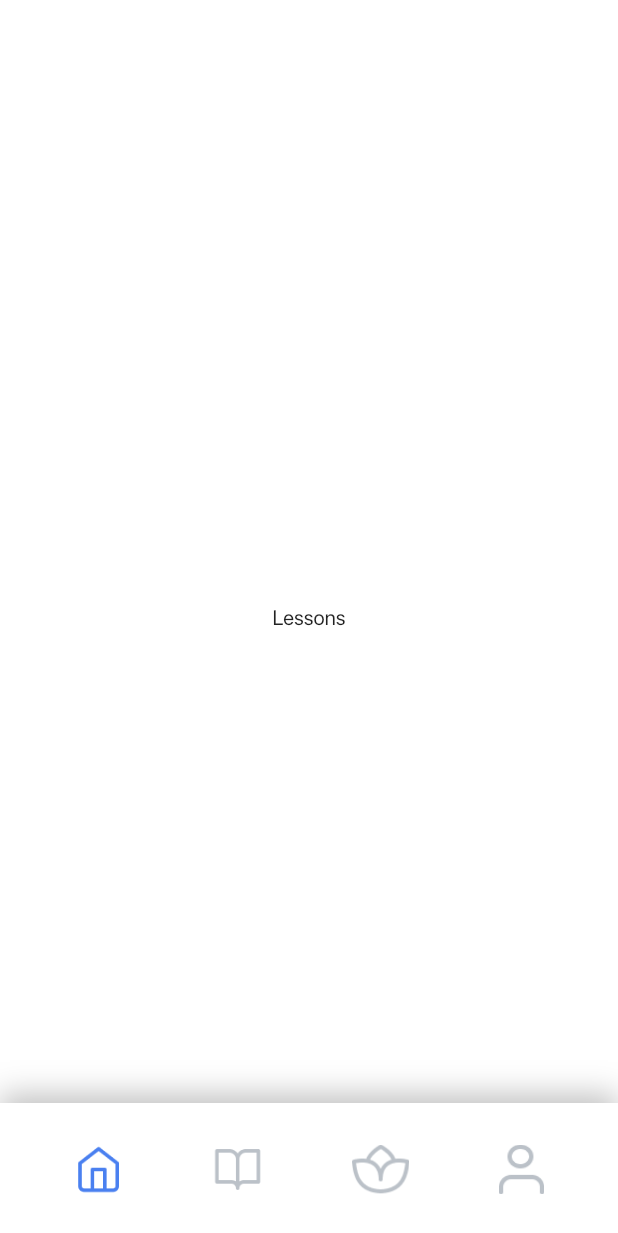
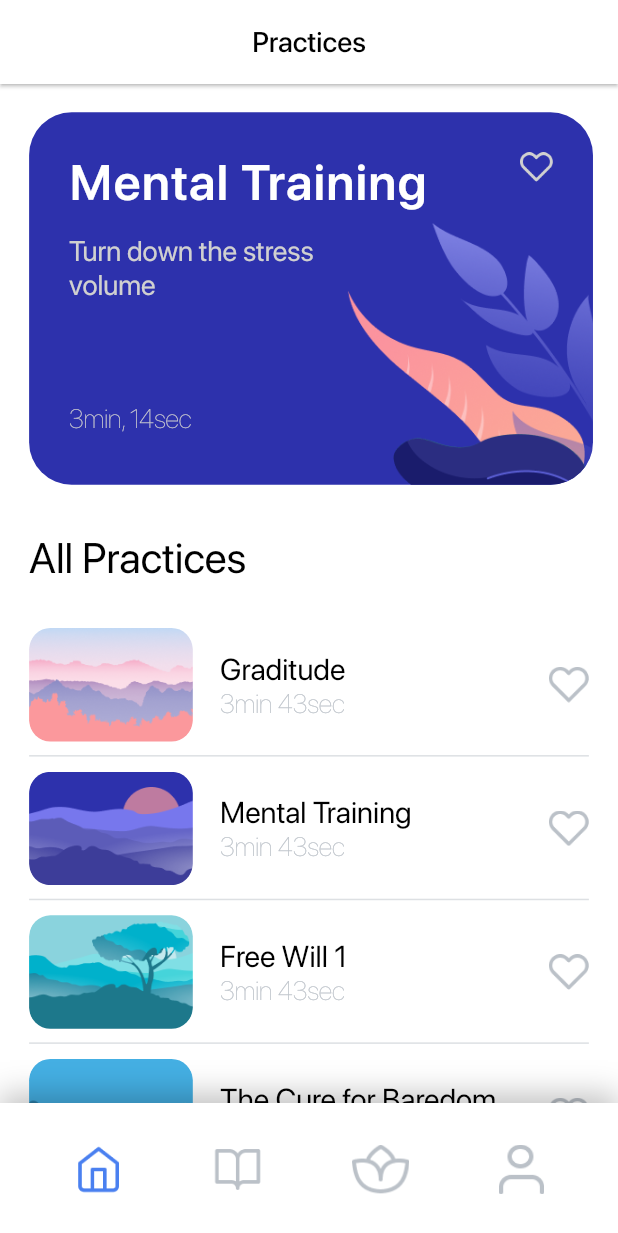
Before and after one commit to serdarpolat/flutter_meditation_app, a Flutter app: the screen it shows after launch, swiped to page 2, on a phone screen of 412 x 824 dp. Shown: the top 1233 px of the screen. Run offline on Flutter 3.47's test engine with Material 2 defaults, Android fonts, the light colour scheme and no system bars; project files that could hold a hidden picture were left out.

Commit message:
screens & practice page

```diff
--- a/lib/main.dart
+++ b/lib/main.dart
@@ -23,6 +23,7 @@ class MyApp extends StatelessWidget {
       providers: [
         ChangeNotifierProvider(create: (_) => PagesState()),
         ChangeNotifierProvider(create: (_) => SeeAllType()),
+        ChangeNotifierProvider(create: (_) => OpenPlaying()),
       ],
       child: MaterialApp(
         title: 'Meditation',
--- a/lib/resources/index.dart
+++ b/lib/resources/index.dart
@@ -7,7 +7,8 @@ export 'package:meditaion_app/screens/main_page.dart';
 export 'package:meditaion_app/screens/home/home.dart';
 export 'package:meditaion_app/screens/home/see_all.dart';
 
-export 'package:meditaion_app/screens/lessons/lessons.dart';
+export 'package:meditaion_app/screens/practices/practices.dart';
+export 'package:meditaion_app/screens/practices/playing.dart';
 
 export 'package:meditaion_app/screens/meditation/meditation.dart';
 
--- a/lib/resources/providers.dart
+++ b/lib/resources/providers.dart
@@ -28,3 +28,20 @@ class SeeAllType with ChangeNotifier {
     notifyListeners();
   }
 }
+
+class OpenPlaying with ChangeNotifier {
+  bool _openPlaying = false;
+  bool _minimizePlaying = false;
+  bool get openPlaying => _openPlaying;
+  bool get minimizePlaying => _minimizePlaying;
+
+  changePlayingState() {
+    _openPlaying = !_openPlaying;
+    notifyListeners();
+  }
+
+  changeMinimizeState() {
+    _minimizePlaying = !_minimizePlaying;
+    notifyListeners();
+  }
+}
--- a/lib/screens/lessons/lessons.dart
+++ /dev/null
@@ -1,14 +0,0 @@
-import 'package:flutter/material.dart';
-import 'package:meditaion_app/resources/index.dart';
-
-class Lessons extends StatelessWidget {
-  @override
-  Widget build(BuildContext context) {
-    return Container(
-      color: white,
-      child: Center(
-        child: Text("Lessons"),
-      ),
-    );
-  }
-}
--- a/lib/screens/main_page.dart
+++ b/lib/screens/main_page.dart
@@ -16,8 +16,9 @@ class _MainState extends State<Main> {
   Widget build(BuildContext context) {
     return Scaffold(
       backgroundColor: white,
-      body: Consumer2<PagesState, SeeAllType>(builder: (BuildContext context,
-          PagesState pageState, SeeAllType typeState, Widget child) {
+      body: Consumer3<PagesState, SeeAllType, OpenPlaying>(builder:
+          (BuildContext context, PagesState pageState, SeeAllType typeState,
+              OpenPlaying playingState, Widget child) {
         return Container(
           width: s.width,
           height: s.height,
@@ -62,6 +63,15 @@ class _MainState extends State<Main> {
                     ),
                   );
                 }),
+              ),
+              AnimatedPositioned(
+                child: Playing(),
+                top: playingState.minimizePlaying
+                    ? s.height - hh(144)
+                    : playingState.openPlaying
+                        ? 0
+                        : s.height,
+                duration: Duration(milliseconds: 120),
               ),
             ],
           ),
--- /dev/null
+++ b/lib/screens/practices/practices.dart
@@ -0,0 +1,156 @@
+import 'package:flutter/material.dart';
+import 'package:meditaion_app/resources/index.dart';
+import 'package:provider/provider.dart';
+
+class Lessons extends StatelessWidget {
+  @override
+  Widget build(BuildContext context) {
+    Size s = MediaQuery.of(context).size;
+    return Scaffold(
+      appBar: AppBar(
+        elevation: 1,
+        centerTitle: true,
+        backgroundColor: white,
+        title: Text(
+          "Practices",
+          style: med16(color: black),
+        ),
+      ),
+      body: Consumer<OpenPlaying>(
+        builder: (BuildContext context, playingState, Widget child) {
+          return Container(
+            width: s.width,
+            height: s.height,
+            color: white,
+            child: SingleChildScrollView(
+              physics: BouncingScrollPhysics(),
+              child: Column(
+                crossAxisAlignment: CrossAxisAlignment.start,
+                children: [
+                  SizedBox(height: hh(16)),
+                  Container(
+                    width: s.width,
+                    height: hh(210),
+                    child: ListView.builder(
+                      physics: BouncingScrollPhysics(),
+                      scrollDirection: Axis.horizontal,
+                      padding: EdgeInsets.only(left: ww(16)),
+                      itemBuilder: (context, index) {
+                        return Padding(
+                          padding: EdgeInsets.only(right: ww(16)),
+                          child: GestureDetector(
+                            onTap: () {
+                              playingState.changePlayingState();
+                            },
+                            child: practiceCards[index],
+                          ),
+                        );
+                      },
+                      itemCount: 2,
+                    ),
+                  ),
+                  SizedBox(height: hh(27)),
+                  padding(
+                    child: Text(
+                      "All Practices",
+                      style: reg24(color: black),
+                    ),
+                  ),
+                  SizedBox(height: hh(25)),
+                  ...List.generate(newItems.length, (index) {
+                    return item(item: newItems[index]);
+                  }),
+                  SizedBox(height: hh(75)),
+                ],
+              ),
+            ),
+          );
+        },
+      ),
+    );
+  }
+}
+
+List<Widget> practiceCards = [
+  practiceCard(
+    title: "Mental Training",
+    subtitle: "Turn down the stress\nvolume",
+    progress: "3min, 14sec",
+    img: "leafs1a",
+    color: darkPurple,
+  ),
+  practiceCard(
+    title: "Guided Breath",
+    subtitle: "To power of deep calm",
+    progress: "3min, 14sec",
+    img: "eagle",
+    color: teal,
+  ),
+];
+
+Widget practiceCard(
+        {String title,
+        String subtitle,
+        String img,
+        String progress,
+        Color color}) =>
+    Container(
+      width: ww(310),
+      height: hh(210),
+      child: Stack(
+        overflow: Overflow.clip,
+        children: [
+          Container(
+            height: hh(159),
+            margin: EdgeInsets.only(left: ww(22), top: ww(22)),
+            child: Column(
+              crossAxisAlignment: CrossAxisAlignment.start,
+              children: [
+                Text(
+                  title,
+                  style: semi28(color: white),
+                ),
+                SizedBox(height: hh(12)),
+                Text(
+                  subtitle,
+                  style: reg16(color: gray),
+                ),
+                Spacer(),
+                Text(
+                  progress,
+                  style: light15(color: gray),
+                ),
+              ],
+            ),
+          ),
+          Positioned(
+            top: ww(22),
+            right: ww(22),
+            child: Image.asset(
+              "assets/img/icons/like.png",
+              width: 22,
+              color: gray,
+            ),
+          ),
+          Positioned(
+            right: 0,
+            bottom: 0,
+            child: Container(
+              width: ww(150),
+              height: ww(150),
+              decoration: BoxDecoration(
+                borderRadius: BorderRadius.circular(hh(24)),
+                image: DecorationImage(
+                  image: AssetImage("assets/img/images/$img.png"),
+                  fit: BoxFit.cover,
+                ),
+              ),
+            ),
+          ),
+        ],
+      ),
+      decoration: BoxDecoration(
+        borderRadius: BorderRadius.circular(hh(24)),
+        color: color,
+      ),
+    );
```
Also changed, not shown: lib/resources/theme.dart (+7 -1 lines), lib/screens/practices/playing.dart (added, +146 -0 lines), assets/img/images/leafs1a.png (added), assets/img/images/playing_bg.png (added), screens/scr4.jpg (added), screens/scr5.jpg (added), screens/scr6.jpg (added).
